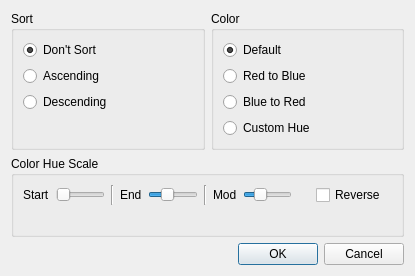
Before: the Qt Designer form curveSortColorDialog.ui in d-wizard/plotter, drawn with Qt 5.
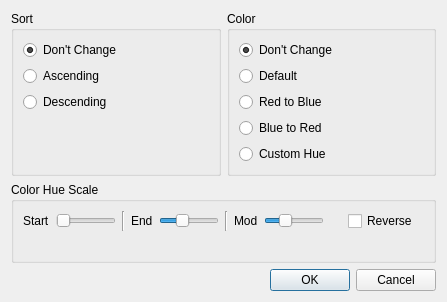
After: the same form once the commit is applied.

```diff
--- a/curveSortColorDialog.ui
+++ b/curveSortColorDialog.ui
@@ -6,8 +6,8 @@
    <rect>
     <x>0</x>
     <y>0</y>
-    <width>415</width>
-    <height>269</height>
+    <width>447</width>
+    <height>283</height>
    </rect>
   </property>
   <property name="windowTitle">
@@ -151,7 +151,7 @@
         <item>
          <widget class="QRadioButton" name="radSortNone">
           <property name="text">
-           <string>Don't Sort</string>
+           <string>Don't Change</string>
           </property>
           <property name="checked">
            <bool>true</bool>
@@ -194,13 +194,23 @@
         <string>Color</string>
        </property>
        <layout class="QVBoxLayout" name="verticalLayout_2">
+        <item>
+         <widget class="QRadioButton" name="radColorDontChange">
+          <property name="text">
+           <string>Don't Change</string>
+          </property>
+          <property name="checked">
+           <bool>true</bool>
+          </property>
+         </widget>
+        </item>
         <item>
          <widget class="QRadioButton" name="radColorDefault">
           <property name="text">
            <string>Default</string>
           </property>
           <property name="checked">
-           <bool>true</bool>
+           <bool>false</bool>
           </property>
          </widget>
         </item>
```
